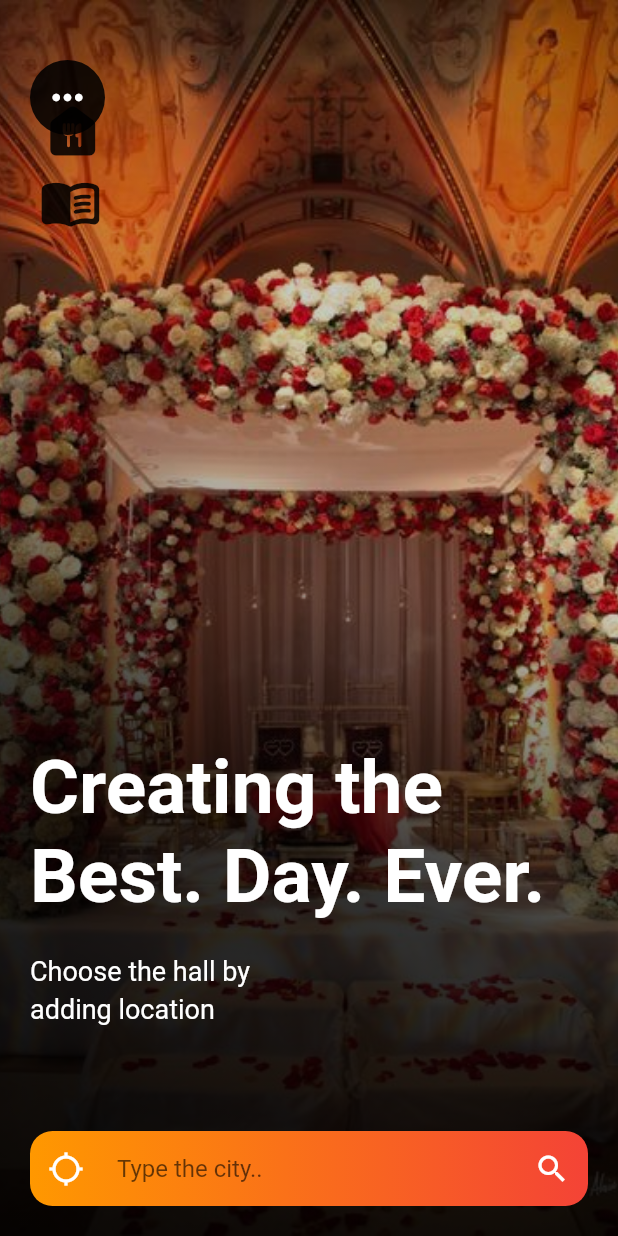
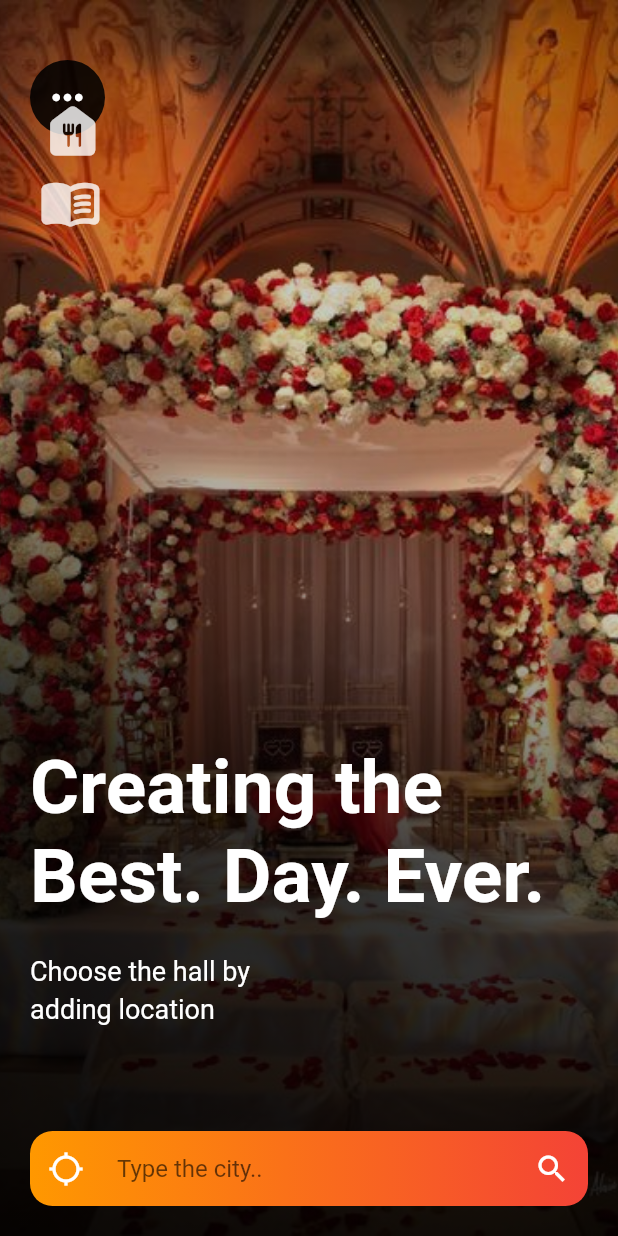
Before and after one commit to adrikagupta/wHACKiest2021_CodePlay, a Flutter app: the screen it shows after launch, after a tap on the "keyboard control" icon, on a phone screen of 412 x 824 dp. Run offline on Flutter 3.47's test engine with Material 2 defaults, Android fonts, the phone set to English and light mode, and no system bars; our stand-ins replace cached_network_image, carousel_slider, google_fonts, intl_phone_field.

Commit message:
latest working model

```diff
--- a/lib/models/booking.dart
+++ b/lib/models/booking.dart
@@ -107,9 +107,6 @@
                 Center(child:Text(endDate==null?'No end date chosen':'end date: ${endDate.day}-${endDate.month}-${endDate.year}',
                 style: TextStyle(fontSize: 20))),
                 ElevatedButton(
-                  style: ElevatedButton.styleFrom(
-                    shape: const BeveledRectangleBorder(borderRadius: BorderRadius.all(Radius.circular(100))),
-                  ),
                     onPressed: saveForm,
                     child: Text('Book now'),
                 ),
--- a/lib/screens/hall_main_page.dart
+++ b/lib/screens/hall_main_page.dart
@@ -61,7 +61,7 @@
                                     goToCatererMainPage(context);
                                   },
                                   child: Icon(Icons.food_bank_rounded,
-                                      size: 45, color: Colors.black87)),
+                                      size: 45, color: Colors.white.withOpacity(0.8))),
                             ),
                             PopupMenuItem(
                               child: GestureDetector(
@@ -69,7 +69,7 @@
                                     goToInvitationPage(context);
                                   },
                                   child: Icon(Icons.menu_book_rounded,
-                                      size: 42, color: Colors.black87)),
+                                      size: 42, color: Colors.white.withOpacity(0.8))),
                             )
                           ],
                         ),
```
Also changed, not shown: lib/screens/hall_read_more.dart (+35 -10 lines).
